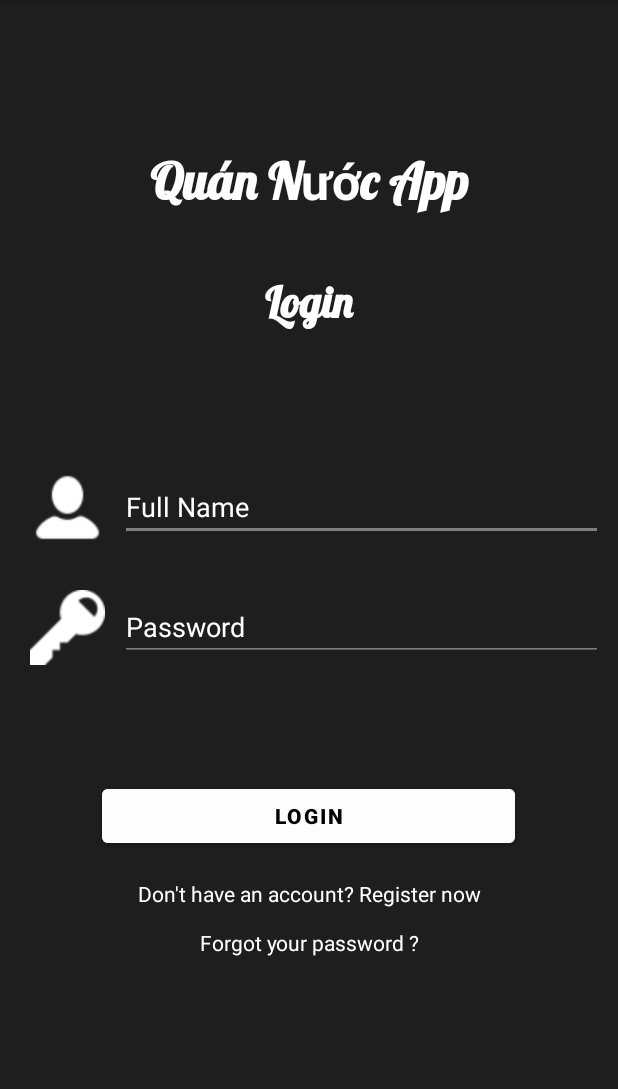
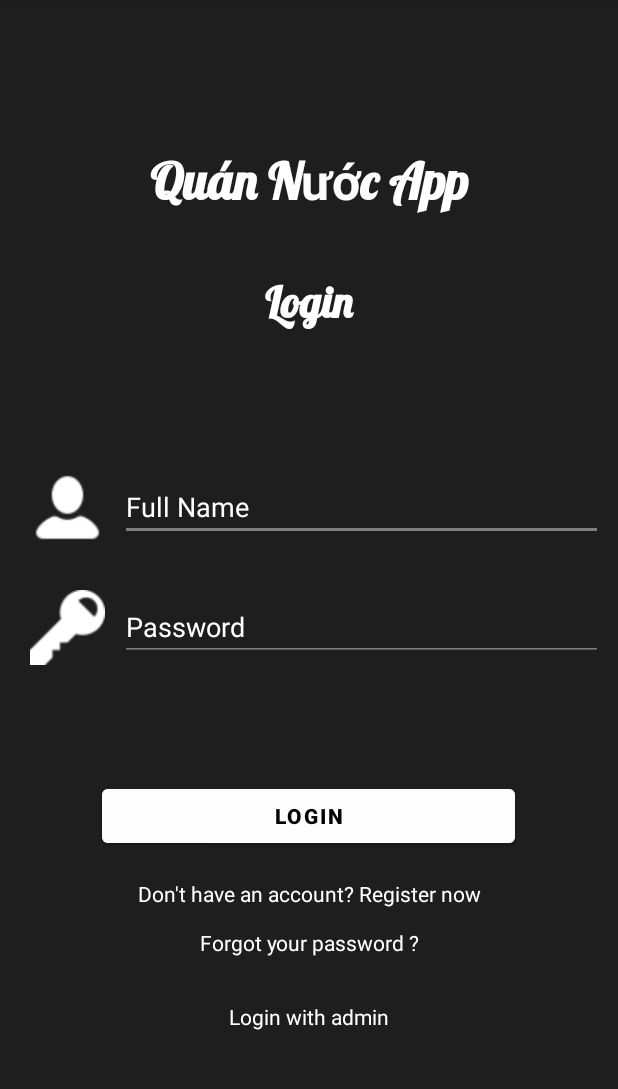
Before and after one commit to WhiteCornFour/LapTrinhDiDong_FinalProject, an Android app: the screen it shows after launch (Activity_Login_Customer), on a phone screen of 412 x 824 dp, the part 84-1173 px from its top. Run offline under Robolectric (Android 15) with nearby library versions, the phone set to English and light mode, and no system bars.

Commit message:
Last Update 23/6/2024

```diff
--- a/app/src/main/AndroidManifest.xml
+++ b/app/src/main/AndroidManifest.xml
@@ -18,6 +18,12 @@
             android:name=".Activity_Register"
             android:exported="false" />
         <activity
+            android:name=".Activity_DangNhap_Admin"
+            android:exported="false"/>
+        <activity
+            android:name=".Activity_TrangChu_Admin"
+            android:exported="false"/>
+        <activity
             android:name=".Activity_Login_Customer"
             android:exported="true">
             <intent-filter>
--- a/app/src/main/java/com/example/laptrinhdidong_finalproject/Activity_Login_Customer.java
+++ b/app/src/main/java/com/example/laptrinhdidong_finalproject/Activity_Login_Customer.java
@@ -16,7 +16,7 @@ public class Activity_Login_Customer extends AppCompatActivity {
     EditText edtPasswordLogin, edtFullNameLogin;
     Button btnLoginCustomer;
 
-    TextView tvRegisterLogin, tvForgetPasswordLogin;
+    TextView tvRegisterLogin, tvForgetPasswordLogin, tvLoginAD;
 
     @Override
     protected void onCreate(Bundle savedInstanceState) {
@@ -39,6 +39,7 @@ public class Activity_Login_Customer extends AppCompatActivity {
         btnLoginCustomer = (Button) findViewById(R.id.btnLoginCustomer);
         tvRegisterLogin = (TextView) findViewById(R.id.tvRegisterLogin);
         tvForgetPasswordLogin = (TextView) findViewById(R.id.tvForgetPasswordLogin);
+        tvLoginAD = (TextView) findViewById(R.id.tvLoginAD);
     }
 
     void addEvent() {
@@ -68,6 +69,13 @@ public class Activity_Login_Customer extends AppCompatActivity {
                 startActivity(intent);
             }
         });
+        tvLoginAD.setOnClickListener(new View.OnClickListener() {
+            @Override
+            public void onClick(View view) {
+                Intent intent = new Intent(Activity_Login_Customer.this, Activity_DangNhap_Admin.class);
+                startActivity(intent);
+            }
+        });
     }
 
     @Override
--- a/app/src/main/res/layout/activity_login_customer.xml
+++ b/app/src/main/res/layout/activity_login_customer.xml
@@ -118,4 +118,14 @@
         android:gravity="center"
         android:text="Forgot your password ?" />
 
+    <TextView
+        android:id="@+id/tvLoginAD"
+        android:layout_width="wrap_content"
+        android:layout_height="wrap_content"
+        android:textColor="@color/white"
+        android:layout_marginTop="30dp"
+        android:layout_gravity="center"
+        android:gravity="center"
+        android:text="Login with admin" />
+
 </LinearLayout>
--- a/app/src/main/res/layout/layout_dangnhap_admin.xml
+++ b/app/src/main/res/layout/layout_dangnhap_admin.xml
@@ -38,7 +38,7 @@
             android:paddingEnd="16dp"
             android:textColor="#FFFFFF"
 
-            android:textColorHint="#000000" />
+            android:textColorHint="@color/white" />
 
         <EditText
             android:id="@+id/edtPWA"
@@ -54,7 +54,7 @@
             android:paddingStart="16dp"
             android:paddingEnd="16dp"
             android:textColor="#FFFFFF"
-            android:textColorHint="#000000" />
+            android:textColorHint="@color/white" />
 
         <Button
             android:id="@+id/btnLoginA"
```
